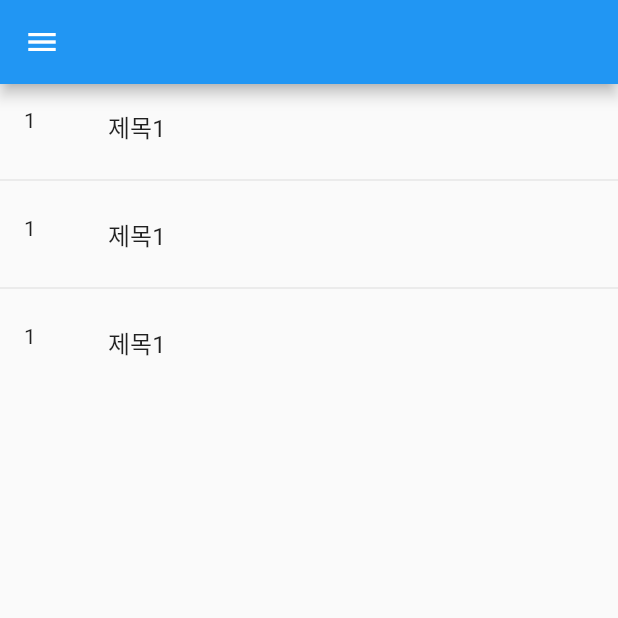
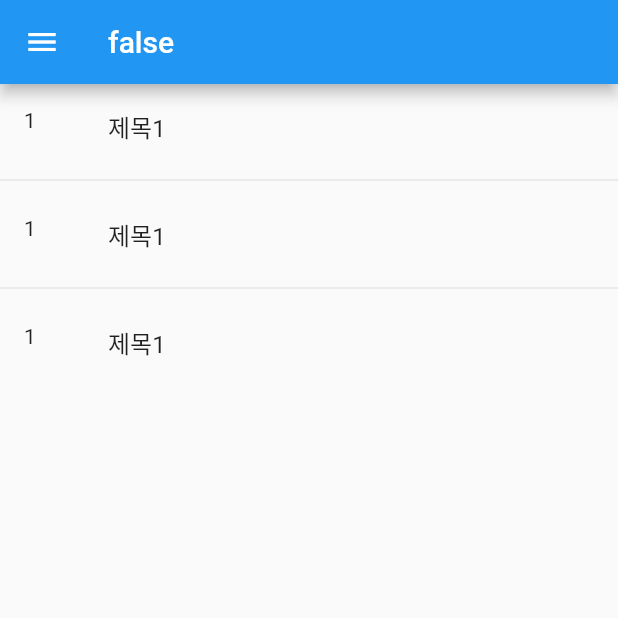
Before and after one commit to mugon-dev/flutter_blog, a Flutter app: the HomePage screen opened directly, on a phone screen of 412 x 824 dp, the top half of it. Run offline on Flutter 3.47's test engine with Material 2 defaults, Android fonts, the phone set to English and light mode, and no system bars; our stand-ins replace get, validators.

Commit message:
Rx타입 변수로 로그인 상태를 관찰

```diff
--- a/lib/controller/user_controller.dart
+++ b/lib/controller/user_controller.dart
@@ -4,11 +4,14 @@ import 'package:get/get.dart';
 
 class UserController extends GetxController {
   final UserRepository _userRepository = UserRepository();
+  // 로그인 상태
+  final RxBool isLogin = false.obs; // Rx : 관찰 가능한 변수 => 변경 감지 => UI가 자동 업데이트
 
   Future<String> login(String username, String password) async {
     String token = await _userRepository.login(username, password);
     // 토근 관리 : shared preference 에 저장하면 앱이 꺼져도 남아있음, 파일로 저장하면 앱이 꺼지만 다시 받아와야함
     if (token != "-1") {
+      isLogin.value = true;
       jwtToken = token;
       print(jwtToken);
     }
--- a/lib/view/pages/post/home_page.dart
+++ b/lib/view/pages/post/home_page.dart
@@ -1,4 +1,5 @@
 import 'package:flutter/material.dart';
+import 'package:flutter_blog/controller/user_controller.dart';
 import 'package:flutter_blog/size.dart';
 import 'package:flutter_blog/view/pages/post/detail_page.dart';
 import 'package:flutter_blog/view/pages/post/write_page.dart';
@@ -9,8 +10,14 @@ import 'package:get/get.dart';
 class HomePage extends StatelessWidget {
   @override
   Widget build(BuildContext context) {
+    // put : 없으면 만들고 있으면 찾아서 사용
+    // UserController u = Get.put(UserController());
+    // find : 있으니까 찾아서 사용
+    UserController u = Get.find();
     return Scaffold(
-      appBar: AppBar(),
+      appBar: AppBar(
+        title: Text("${u.isLogin}"),
+      ),
       drawer: _navigation(context),
       body: ListView.separated(
         itemCount: 3,
```
